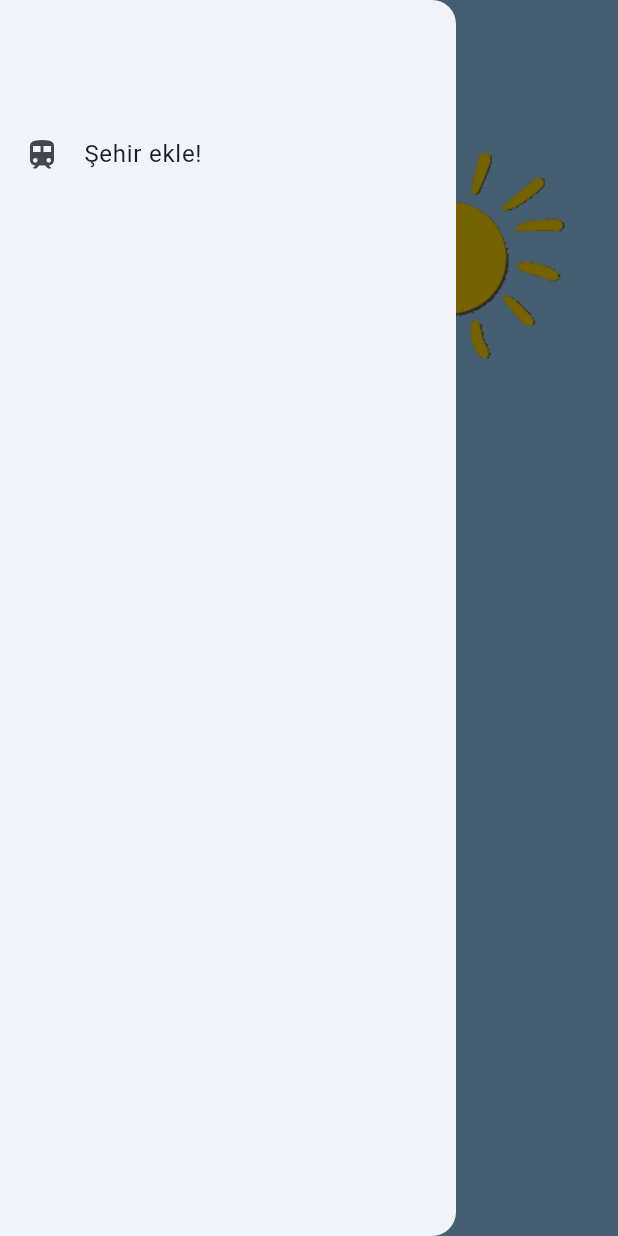
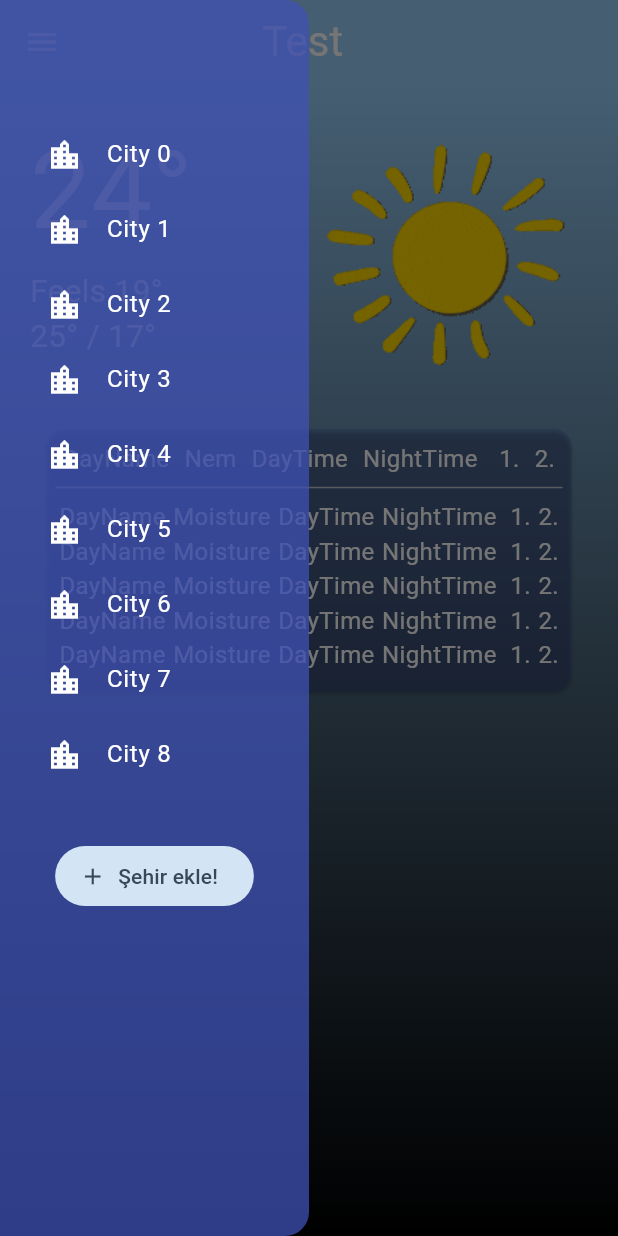
Before and after one commit to myavuzokumus/LightweightWeatherApp, a Flutter app: the screen it shows after launch, with the side drawer open, on a phone screen of 412 x 824 dp. Run offline on Flutter 3.47's test engine with Material 2 defaults, Android fonts, the light colour scheme and no system bars; our stand-ins replace hive, hive_flutter; accounts and stored records are empty.

Commit message:
First release of Frontend Section

```diff
--- a/lib/main.dart
+++ b/lib/main.dart
@@ -1,16 +1,21 @@
 import 'package:flutter/material.dart';
+import 'package:hive/hive.dart';
+import 'package:hive_flutter/hive_flutter.dart';
 import 'package:weather/pages/addCity.dart';
 
 import 'pages/main_page.dart';
 
-void main() {
-  runApp(MyApp());
+void main() async {
+  WidgetsFlutterBinding.ensureInitialized();
+  await Hive.initFlutter();
+  await Hive.openBox('city');
+  runApp(const MyApp());
 }
 
 class MyApp extends StatelessWidget {
-  MyApp({super.key});
+  const MyApp({super.key});
 
-  String city = "Test";
+  final String city = "Test";
 
   // This widget is the root of your application.
   @override
@@ -22,16 +27,28 @@ class MyApp extends StatelessWidget {
         '/addCity': (context) => const addCity(),
       },
       theme: ThemeData(
+        listTileTheme: const ListTileThemeData(
+            textColor: Colors.white,
+            iconColor: Colors.white
+        ),
+        iconTheme: const IconThemeData(color: Colors.white),
+        primaryColor: Colors.white,
+        appBarTheme: const AppBarTheme(
+            titleTextStyle: TextStyle(
+                color: Colors.white,
+                fontSize: 28
+            ),
+            iconTheme: IconThemeData(color: Colors.white),
+          ),
+
         colorScheme: ColorScheme.fromSeed(seedColor: Colors.lightBlue),
         textTheme: const TextTheme(
           bodyLarge: TextStyle(color: Colors.white),
-          bodyMedium: TextStyle(color: Colors.white),
-          titleLarge: TextStyle(color: Colors.white),
-          titleMedium: TextStyle(color: Colors.white),
-          titleSmall: TextStyle(color: Colors.white),
-
-        ).apply(bodyColor: Colors.white, displayColor: Colors.white),
-
+          bodyMedium: TextStyle(color: Colors.white, fontSize: 16),
+        ).apply(
+            bodyColor: Colors.white,
+            displayColor: Colors.white
+        ),
         useMaterial3: true,
       ),
     );
--- a/lib/pages/addCity.dart
+++ b/lib/pages/addCity.dart
@@ -7,8 +7,10 @@ class addCity extends StatelessWidget {
   Widget build(BuildContext context) {
     return Scaffold(
       appBar: AppBar(
+        iconTheme: const IconThemeData(color: Colors.black),
         title: const TextField(
-          decoration: InputDecoration(hintText: 'Search city name...'),
+          style: TextStyle(color: Colors.black),
+          decoration: InputDecoration(hintText: 'Search city name...', ),
         ),
       ),
     );
--- a/lib/pages/main_page.dart
+++ b/lib/pages/main_page.dart
@@ -1,4 +1,5 @@
 import 'package:flutter/material.dart';
+import 'package:hive_flutter/hive_flutter.dart';
 
 class WeatherHomePage extends StatefulWidget {
   const WeatherHomePage({super.key, required this.city});
@@ -20,13 +21,15 @@ class WeatherHomePage extends StatefulWidget {
 
 class _WeatherHomePageState extends State<WeatherHomePage> {
   @override
-  Widget build(BuildContext context) {
+  Widget build(final BuildContext context) {
     // This method is rerun every time setState is called, for instance as done
     // by the _incrementCounter method above.
     //
     // The Flutter framework has been optimized to make rerunning build methods
     // fast, so that you can just rebuild anything that needs updating rather
     // than having to individually change instances of widgets.
+    int cityCount = 9;
+
     return Scaffold(
         backgroundColor: Theme.of(context).colorScheme.inversePrimary,
         appBar: AppBar(
@@ -36,26 +39,64 @@ class _WeatherHomePageState extends State<WeatherHomePage> {
           backgroundColor: Theme.of(context).colorScheme.inversePrimary,
           // Here we take the value from the MyHomePage object that was created by
           // the App.build method, and use it to set our appbar title.
-          title: Text("Weather - ${widget.city}"),
+          title: Padding(
+            padding:
+                EdgeInsets.only(left: MediaQuery.of(context).size.width * 0.25),
+            child: Text(widget.city),
+          ),
         ),
         drawer: Drawer(
-          child: ListView(
+          width: MediaQuery.of(context).size.width * 0.5,
+          backgroundColor: Colors.indigo.withOpacity(0.75),
+          child: Column(
+            children: [
+              Container(
+                height: 75,
+              ),
+              SizedBox(
+                height: cityCount < 11 ? 35 + (cityCount * 50) : 575,
+                child: ValueListenableBuilder<Box>(
+                  valueListenable: Hive.box('city').listenable(),
+                  builder: (BuildContext context, Box<dynamic> value, Widget? child) {
+                    return ListView.builder(
                       // Important: Remove any padding from the ListView.
-            padding: const EdgeInsets.only(top: 75),
-            children: [
-              ListTile(
+                      itemCount: cityCount,
+                      itemExtent: 50,
+                      padding: const EdgeInsets.only(right: 15, left: 15),
+                      itemBuilder: (final BuildContext context, final int index) {
+                        return ListTile(
                           leading: const Icon(
-                  Icons.train,
+                            Icons.location_city,
                           ),
-                title: const Text('Şehir ekle!'),
-                onTap: () {
+                          title: Text("City $index"),
+                        );
+                      },
+                    );
+
+                  },
+                ),
+              ),
+              FilledButton.tonalIcon(
+                  label: const Text('Şehir ekle!'),
+                  onPressed: () {
                     Navigator.pushNamed(context, '/addCity');
                   },
+                  icon: const Icon(Icons.add)
               ),
             ],
           ),
         ),
-        body: Center(
+        body: Container(
+          decoration: BoxDecoration(
+              gradient: LinearGradient(
+            begin: Alignment.topCenter,
+            end: Alignment.bottomCenter,
+            colors: [
+              Theme.of(context).colorScheme.inversePrimary,
+              Colors.black,
+            ],
+          )),
+          child: Center(
               child: Column(
                   mainAxisAlignment: MainAxisAlignment.start,
                   children: <Widget>[
@@ -67,19 +108,95 @@ class _WeatherHomePageState extends State<WeatherHomePage> {
                     children: [
                       Flexible(
                         child: Column(
+                          crossAxisAlignment: CrossAxisAlignment.start,
                           children: [
                             Text(
                               '24°',
-                                style: TextStyle(fontSize: 56),
+                              style: TextStyle(fontSize: 72),
+                            ),
+                            Text(
+                              'Feels 19°',
+                              style: TextStyle(fontSize: 21),
+                            ),
+                            Text(
+                              '25° / 17°',
+                              style: TextStyle(fontSize: 21),
                             ),
                           ],
                         ),
                       ),
-                        Flexible(child: Image(image: AssetImage('assets/sun.gif')))
+                      Flexible(
+                          child: Image(image: AssetImage('assets/sun.gif')))
                     ],
                   ),
-                  )
-
-                ])));
+                ),
+                const InfoCard()
+              ])),
+        ));
   }
 }
+
+class InfoCard extends StatelessWidget {
+  const InfoCard({super.key});
+
+  @override
+  Widget build(final BuildContext context) {
+    return Center(
+      child: Card(
+        color: Colors.indigo.withOpacity(0.25),
+        clipBehavior: Clip.hardEdge,
+        child: InkWell(
+          splashColor: Colors.blue.withAlpha(30),
+          onTap: () {
+            debugPrint('Card tapped.');
+          },
+          child: SizedBox(
+            width: 350,
+            height: 175,
+            child: Padding(
+              padding: const EdgeInsets.only(
+                  top: 8.0, bottom: 8.0, right: 6.0, left: 6.0),
+              child: Column(
+                crossAxisAlignment: CrossAxisAlignment.start,
+                children: [
+                  const Row(
+                    mainAxisAlignment: MainAxisAlignment.spaceAround,
+                    children: [
+                      Text("DayName"),
+                      Text("Nem"),
+                      Text("DayTime"),
+                      Text("NightTime "),
+                      Text("1."),
+                      Text("2.")
+                    ],
+                  ),
+                  const Divider(),
+                  Expanded(
+                    child: ListView.builder(
+                      physics: const NeverScrollableScrollPhysics(),
+                      itemCount: 5,
+                      itemBuilder:
+                          (final BuildContext context, final int index) {
+                        return const Row(
+                          mainAxisAlignment: MainAxisAlignment.spaceAround,
+                          children: [
+                            Text("DayName"),
+                            Text("Moisture"),
+                            Text("DayTime"),
+                            Text("NightTime "),
+                            Text("1."),
+                            Text("2.")
+                          ],
+                        );
+                      },
+                    ),
+                  ),
+                ],
+              ),
+            ),
+          ),
+        ),
+      ),
+    );
+  }
+}
--- a/pubspec.yaml
+++ b/pubspec.yaml
@@ -36,6 +36,8 @@ dependencies:
   # Use with the CupertinoIcons class for iOS style icons.
   cupertino_icons: ^1.0.2
   hive: ^2.2.3
+  hive_flutter: ^1.1.0
+  path_provider: ^2.1.1
 
 dev_dependencies:
   flutter_test:
```
Also changed, not shown: pubspec.lock, 3 other files. Lines whose indentation alone changed are shown as unchanged.
